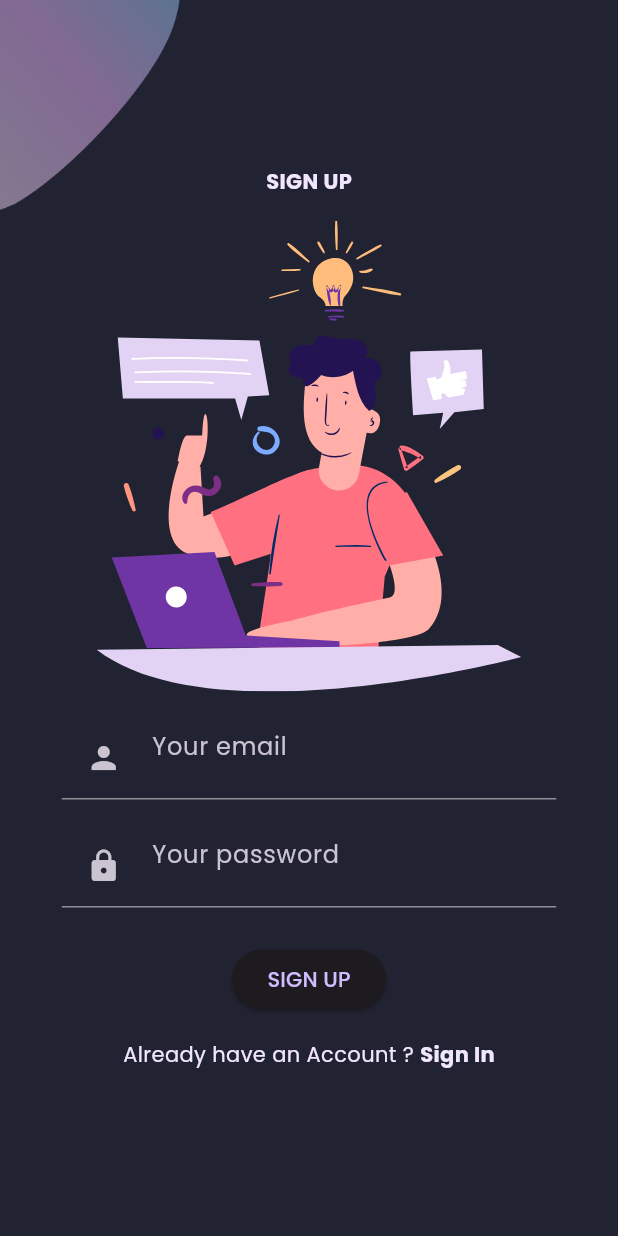
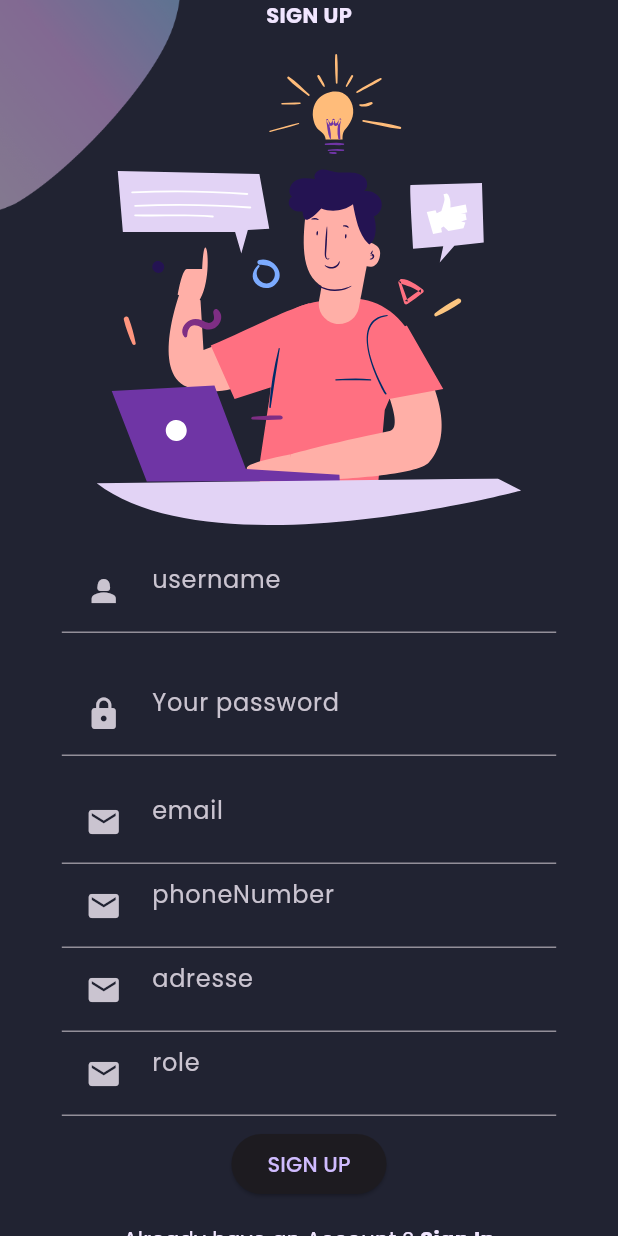
Before and after one commit to Saif-Yahyaoui/Flutter, a Flutter app: the Background screen opened directly, after a tap on "Sign Up", on a phone screen of 412 x 824 dp. Run offline on Flutter 3.47's test engine with Material 3 defaults, Android fonts, the phone set to English and light mode, and no system bars; our stand-ins replace fl_chart, flutter_svg, google_fonts; network calls fail.

```diff
--- a/lib/screens/Signup/components/signup_form.dart
+++ b/lib/screens/Signup/components/signup_form.dart
@@ -4,11 +4,16 @@ import '../../../components/already_have_an_account_acheck.dart';
 import '../../../constants.dart';
 import '../../Login/login_screen.dart';
 
-class SignUpForm extends StatelessWidget {
+class SignUpForm extends StatefulWidget {
   const SignUpForm({
     Key? key,
   }) : super(key: key);
 
+  @override
+  State<SignUpForm> createState() => _SignUpFormState();
+}
+
+class _SignUpFormState extends State<SignUpForm> {
   @override
   Widget build(BuildContext context) {
     return Form(
@@ -20,13 +25,14 @@ class SignUpForm extends StatelessWidget {
             cursorColor: kPrimaryColor,
             onSaved: (email) {},
             decoration: const InputDecoration(
-              hintText: "Your email",
+              hintText: "username",
               prefixIcon: Padding(
                 padding: EdgeInsets.all(defaultPadding),
-                child: Icon(Icons.person),
+                child: Icon(Icons.person_2),
               ),
             ),
           ),
+          SizedBox(height: 10),
           Padding(
             padding: const EdgeInsets.symmetric(vertical: defaultPadding),
             child: TextFormField(
@@ -42,6 +48,59 @@ class SignUpForm extends StatelessWidget {
               ),
             ),
           ),
+          TextFormField(
+            keyboardType: TextInputType.emailAddress,
+            textInputAction: TextInputAction.next,
+            cursorColor: kPrimaryColor,
+            onSaved: (email) {},
+            decoration: const InputDecoration(
+              hintText: "email",
+              prefixIcon: Padding(
+                padding: EdgeInsets.all(defaultPadding),
+                child: Icon(Icons.email),
+              ),
+            ),
+          ),
+          TextFormField(
+            keyboardType: TextInputType.emailAddress,
+            textInputAction: TextInputAction.next,
+            cursorColor: kPrimaryColor,
+            onSaved: (email) {},
+            decoration: const InputDecoration(
+              hintText: "phoneNumber",
+              prefixIcon: Padding(
+                padding: EdgeInsets.all(defaultPadding),
+                child: Icon(Icons.email),
+              ),
+            ),
+          ),
+          TextFormField(
+            keyboardType: TextInputType.emailAddress,
+            textInputAction: TextInputAction.next,
+            cursorColor: kPrimaryColor,
+            onSaved: (email) {},
+            decoration: const InputDecoration(
+              hintText: "adresse",
+              prefixIcon: Padding(
+                padding: EdgeInsets.all(defaultPadding),
+                child: Icon(Icons.email),
+              ),
+            ),
+          ),
+          TextFormField(
+            keyboardType: TextInputType.emailAddress,
+            textInputAction: TextInputAction.next,
+            cursorColor: kPrimaryColor,
+            onSaved: (email) {},
+            decoration: const InputDecoration(
+              hintText: "role",
+              prefixIcon: Padding(
+                padding: EdgeInsets.all(defaultPadding),
+                child: Icon(Icons.email),
+              ),
+            ),
+          ),
+
           const SizedBox(height: defaultPadding / 2),
           ElevatedButton(
             onPressed: () {},
```
Also changed, not shown: lib/models/Donation.dart (+11 -8 lines), lib/screens/donations/components/donations.dart (added, +127 -0 lines), lib/screens/donations/components/donations_info_card.dart (added, +136 -0 lines), lib/screens/donations/donations_screen.dart (+18 -31 lines).
